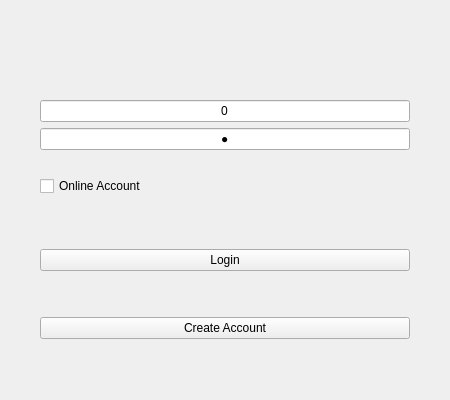
Above: FinancialManager/Authentication/loginwidget.ui from Aethermeister/FinancialManager before the change. Below: the same form after it.
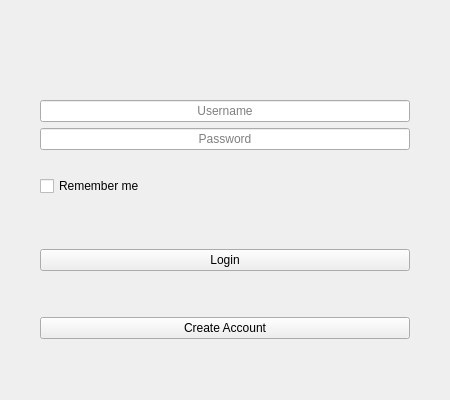
That is the form after the change.

```diff
--- a/FinancialManager/Authentication/loginwidget.ui
+++ b/FinancialManager/Authentication/loginwidget.ui
@@ -128,7 +128,7 @@
      <item row="3" column="1">
       <widget class="QCheckBox" name="checkBox">
        <property name="text">
-        <string>Online Account</string>
+        <string>Remember me</string>
        </property>
       </widget>
      </item>
@@ -144,7 +144,7 @@
         <enum>Qt::NoContextMenu</enum>
        </property>
        <property name="text">
-        <string>0</string>
+        <string/>
        </property>
        <property name="echoMode">
         <enum>QLineEdit::Password</enum>
@@ -179,7 +179,7 @@
         <enum>Qt::NoContextMenu</enum>
        </property>
        <property name="text">
-        <string>0</string>
+        <string/>
        </property>
        <property name="alignment">
         <set>Qt::AlignCenter</set>
```
Left out of the diff: 4 changed lines with no effect on the pictures.
